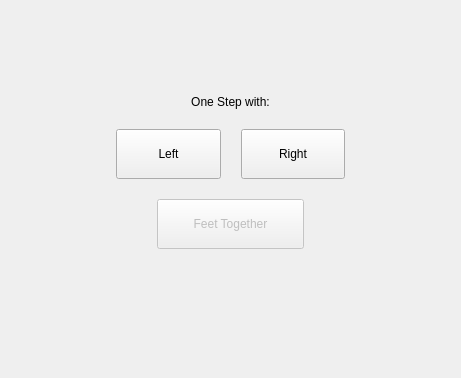
The window that src/gui_pkg/include/gui_pkg/step_form.ui (cristianbass01/GUI_robotic_exoskeleton) describes before a commit, drawn with Qt 5.
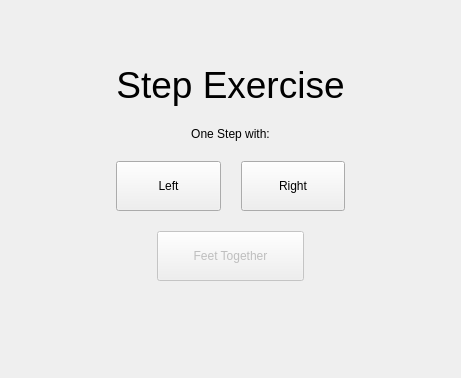
The same window after the commit.

The edit to the form file:
```diff
--- a/src/gui_pkg/include/gui_pkg/step_form.ui
+++ b/src/gui_pkg/include/gui_pkg/step_form.ui
@@ -36,6 +36,16 @@
      </property>
     </spacer>
    </item>
+   <item>
+    <widget class="QLabel" name="label">
+     <property name="text">
+      <string>&lt;html&gt;&lt;head/&gt;&lt;body&gt;&lt;p align=&quot;center&quot;&gt;&lt;span style=&quot; font-size:28pt;&quot;&gt;Step Exercise&lt;/span&gt;&lt;/p&gt;&lt;/body&gt;&lt;/html&gt;</string>
+     </property>
+     <property name="alignment">
+      <set>Qt::AlignCenter</set>
+     </property>
+    </widget>
+   </item>
    <item>
     <widget class="QLabel" name="label_4">
      <property name="text">
```
